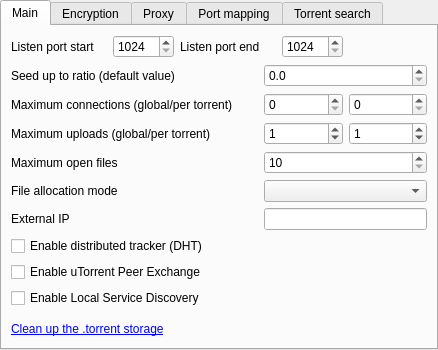
LubosD/fatrat, file src/engines/SettingsTorrentForm.ui: the form before one commit.
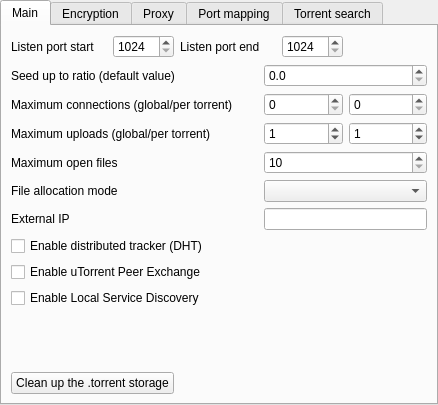
The form after the commit.

Patch:
```diff
--- a/src/engines/SettingsTorrentForm.ui
+++ b/src/engines/SettingsTorrentForm.ui
@@ -6,7 +6,7 @@
     <x>0</x>
     <y>0</y>
     <width>438</width>
-    <height>350</height>
+    <height>405</height>
    </rect>
   </property>
   <property name="windowTitle" >
@@ -22,14 +22,6 @@
       <number>0</number>
      </property>
      <widget class="QWidget" name="tab" >
-      <property name="geometry" >
-       <rect>
-        <x>0</x>
-        <y>0</y>
-        <width>434</width>
-        <height>322</height>
-       </rect>
-      </property>
       <attribute name="title" >
        <string>Main</string>
       </attribute>
@@ -236,9 +228,9 @@
         </spacer>
        </item>
        <item row="11" column="0" colspan="2" >
-        <widget class="QLabel" name="labelCleanup" >
+        <widget class="QPushButton" name="pushCleanup" >
          <property name="text" >
-          <string>&lt;a href="cleanup">Clean up the .torrent storage&lt;/a></string>
+          <string>Clean up the .torrent storage</string>
          </property>
         </widget>
        </item>
```
Left out of the diff: 32 changed lines with no effect on the pictures.
